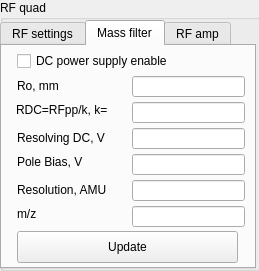
First picture: the form in rfamp.ui, repository MOBILionSystems/MIPS-app-MOBILion, before the edit.
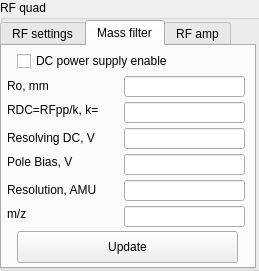
Second picture: the form after the edit. The open tabs and pages were chosen to show the change.

Patch:
```diff
--- a/rfamp.ui
+++ b/rfamp.ui
@@ -235,7 +235,7 @@
      <widget class="QLabel" name="label_7">
       <property name="geometry">
        <rect>
-        <x>15</x>
+        <x>5</x>
         <y>32</y>
         <width>60</width>
         <height>16</height>
@@ -248,7 +248,7 @@
      <widget class="QLabel" name="label_8">
       <property name="geometry">
        <rect>
-        <x>15</x>
+        <x>5</x>
         <y>84</y>
         <width>96</width>
         <height>16</height>
@@ -261,7 +261,7 @@
      <widget class="QLabel" name="label_9">
       <property name="geometry">
        <rect>
-        <x>15</x>
+        <x>5</x>
         <y>108</y>
         <width>86</width>
         <height>16</height>
@@ -274,7 +274,7 @@
      <widget class="QLabel" name="label_10">
       <property name="geometry">
        <rect>
-        <x>15</x>
+        <x>5</x>
         <y>136</y>
         <width>106</width>
         <height>16</height>
@@ -287,7 +287,7 @@
      <widget class="QLabel" name="label_11">
       <property name="geometry">
        <rect>
-        <x>15</x>
+        <x>5</x>
         <y>160</y>
         <width>60</width>
         <height>16</height>
@@ -300,9 +300,9 @@
      <widget class="QLineEdit" name="leSRFAR0">
       <property name="geometry">
        <rect>
-        <x>130</x>
+        <x>122</x>
         <y>30</y>
-        <width>113</width>
+        <width>121</width>
         <height>21</height>
        </rect>
       </property>
@@ -310,9 +310,9 @@
      <widget class="QLineEdit" name="leSRFARDC">
       <property name="geometry">
        <rect>
-        <x>130</x>
+        <x>122</x>
         <y>82</y>
-        <width>113</width>
+        <width>121</width>
         <height>21</height>
        </rect>
       </property>
@@ -320,9 +320,9 @@
      <widget class="QLineEdit" name="leSRFAPB">
       <property name="geometry">
        <rect>
-        <x>130</x>
+        <x>122</x>
         <y>108</y>
-        <width>113</width>
+        <width>121</width>
         <height>21</height>
        </rect>
       </property>
@@ -330,9 +330,9 @@
      <widget class="QLineEdit" name="leSRFARES">
       <property name="geometry">
        <rect>
-        <x>130</x>
+        <x>122</x>
         <y>134</y>
-        <width>113</width>
+        <width>121</width>
         <height>21</height>
        </rect>
       </property>
@@ -340,9 +340,9 @@
      <widget class="QLineEdit" name="leSRFAMZ">
       <property name="geometry">
        <rect>
-        <x>130</x>
+        <x>122</x>
         <y>160</y>
-        <width>113</width>
+        <width>121</width>
         <height>21</height>
        </rect>
       </property>
@@ -366,9 +366,9 @@
      <widget class="QLineEdit" name="leSRFAK">
       <property name="geometry">
        <rect>
-        <x>130</x>
+        <x>122</x>
         <y>56</y>
-        <width>113</width>
+        <width>121</width>
         <height>21</height>
        </rect>
       </property>
@@ -376,7 +376,7 @@
      <widget class="QLabel" name="label_21">
       <property name="geometry">
        <rect>
-        <x>14</x>
+        <x>5</x>
         <y>56</y>
         <width>109</width>
         <height>16</height>
```
